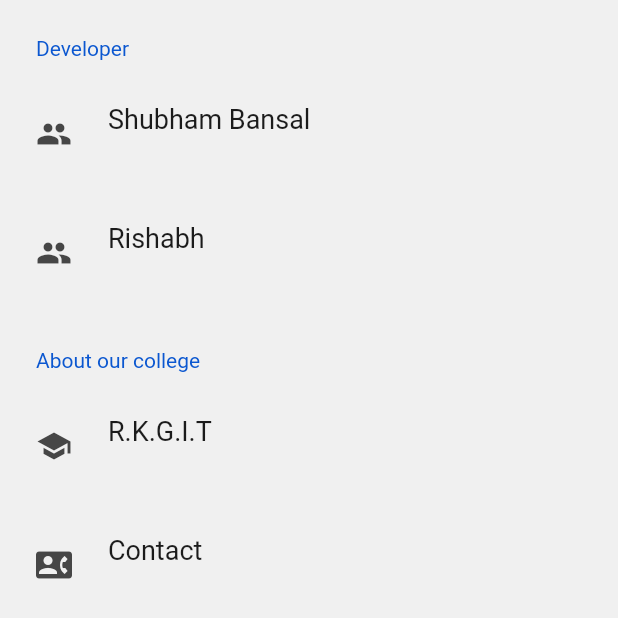
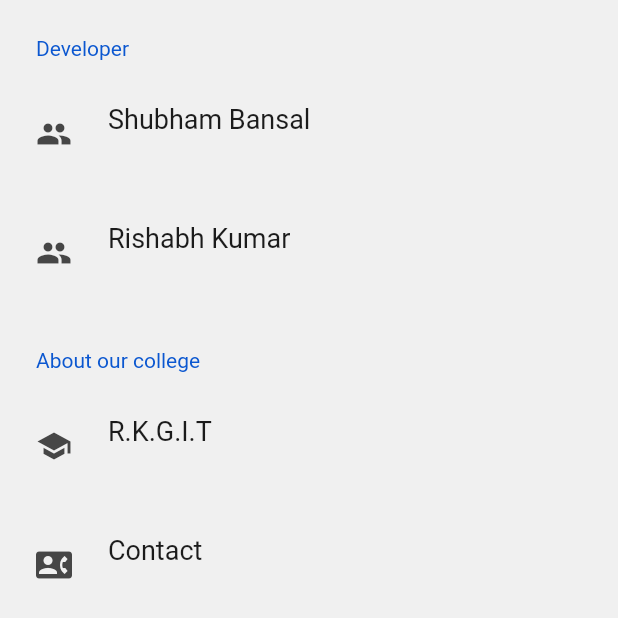
Before and after one commit to Prabhat123456/SmartDoor1, a Flutter app: the MoreView screen opened directly, on a phone screen of 412 x 824 dp, the top half of it. Run offline on Flutter 3.47's test engine with Material 2 defaults, Android fonts, the phone set to English and light mode, and no system bars; drawn by our look-alikes of settings_ui; our stand-ins replace firebase_auth, flip_card, flutter_blue, google_fonts, introduction_screen, rflutter_alert and 2 more; accounts and stored records are empty.

```diff
--- a/lib/Main/Lock.dart
+++ b/lib/Main/Lock.dart
@@ -89,10 +89,7 @@ class Lock extends StatelessWidget {
                   style: TextStyle(fontWeight: FontWeight.normal,color:Colors.white,fontSize:16)),
                   SizedBox(height:10),
                   Text('(3) User can scan for the bluetooth device with the help of mobile app.',
-                  style: TextStyle(fontWeight: FontWeight.normal,color:Colors.white,fontSize:16)),
-                  SizedBox(height:10),
-                  Text('(4) He can then connect to the bluetooth device and unlock the door',
-                  style: TextStyle(fontWeight: FontWeight.normal,color:Colors.white,fontSize:16)),
+                  style: TextStyle(fontWeight: FontWeight.normal,color:Colors.white,fontSize:16))
             ],
           ),
         ),
--- a/lib/Main/More.dart
+++ b/lib/Main/More.dart
@@ -38,7 +38,7 @@ class MoreViewState extends State<MoreView> {
                 },
               ),
               SettingsTile(
-                title: 'Rishabh',
+                title: 'Rishabh Kumar',
                 subtitle: '',
                 leading: Icon(Icons.people),
                 onTap: () {
--- a/lib/permitUser/HomeScreen.dart
+++ b/lib/permitUser/HomeScreen.dart
@@ -22,7 +22,7 @@ class HomeScreen extends StatelessWidget {
           mainAxisAlignment: MainAxisAlignment.center,
           crossAxisAlignment: CrossAxisAlignment.start,
           children: <Widget>[
-            Text("You are Logged in succesfully", style: TextStyle(color: Colors.lightBlue, fontSize: 32),),
+            Text("You are Logged in Successfully", style: TextStyle(color: Colors.lightBlue, fontSize: 32),),
             SizedBox(height: 16,),
             FlatButton(
   onPressed: () {
```
